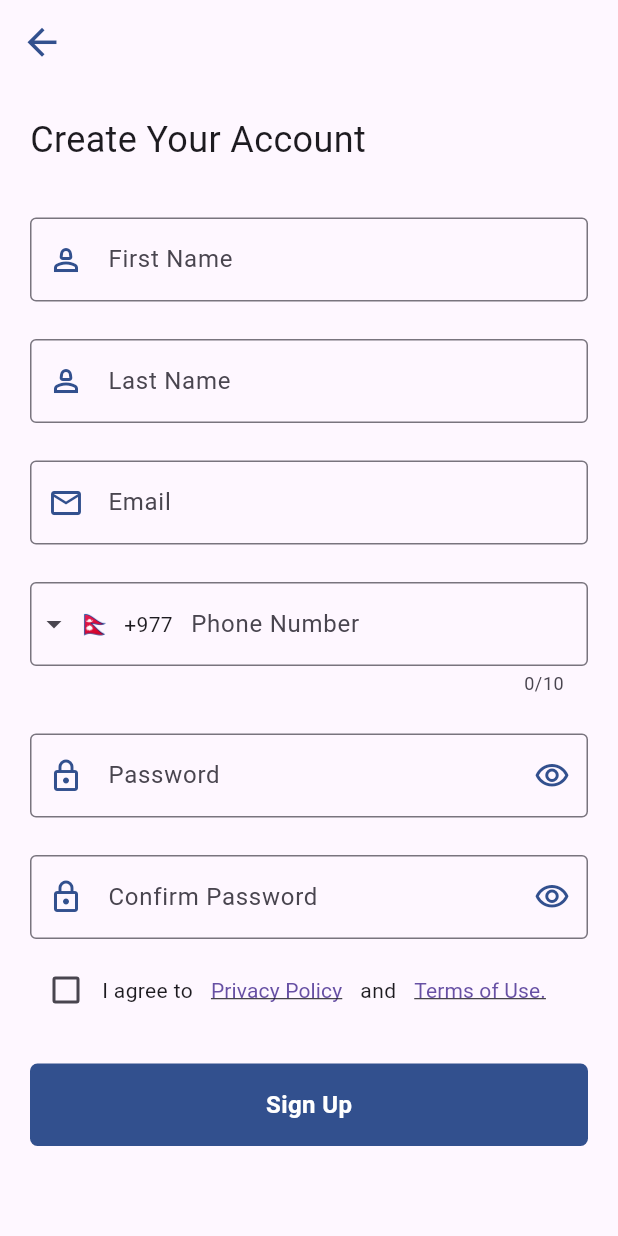
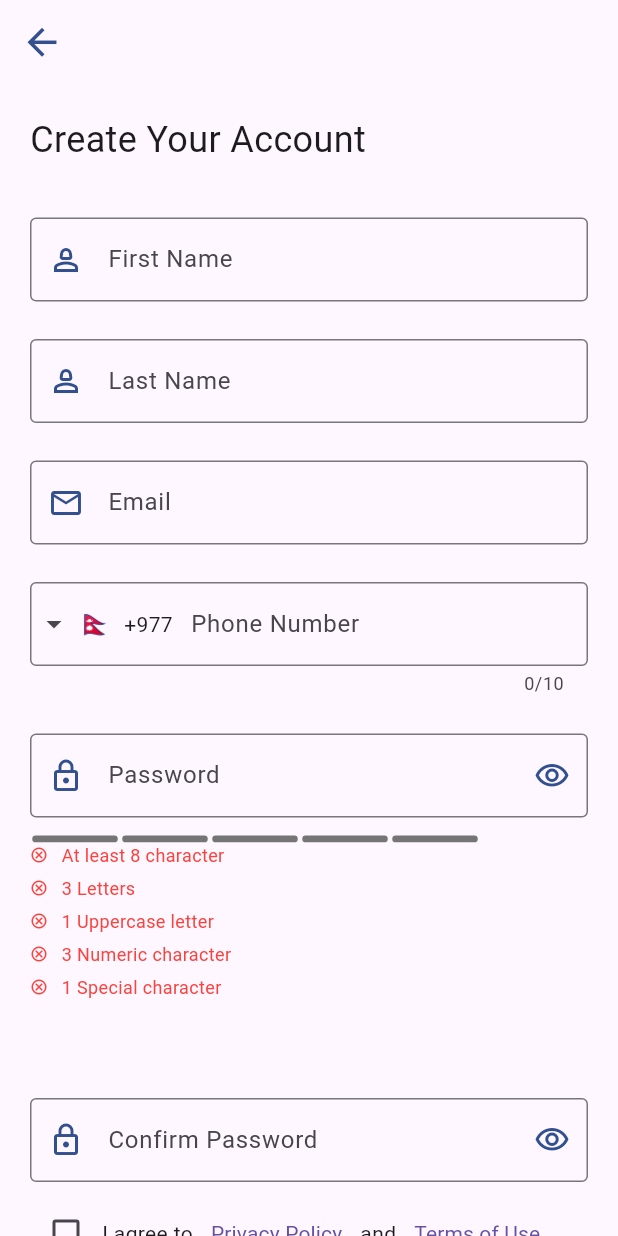
Before and after one commit to sujan-ss/CrimeReportingAndCommunitySafety-SurakshaSathi-, a Flutter app: the SignUpPage screen opened directly, on a phone screen of 412 x 824 dp. Run offline on Flutter 3.47's test engine with Material 3 defaults, Android fonts, the phone set to English and light mode, and no system bars; drawn by our look-alikes of flutter_pw_validator, intl_phone_field; our stand-ins replace google_maps_flutter, image_picker, jwt_decoder, shared_preferences; accounts and stored records are empty.

Commit message:
Corrected the validation and exception handling in signUp page

```diff
--- a/lib/Login Signup Page/config.dart
+++ b/lib/Login Signup Page/config.dart
@@ -1,3 +1,4 @@
-const url = 'http://192.168.1.5:3000/';
+const url = 'http://192.168.1.4:3000/';
+
 const registration = "${url}registration";
 const login = "${url}login";
--- a/lib/Login Signup Page/signup.dart
+++ b/lib/Login Signup Page/signup.dart
@@ -1,7 +1,9 @@
 // ignore_for_file: no_leading_underscores_for_local_identifiers, prefer_const_constructors, prefer_const_literals_to_create_immutables, avoid_print, prefer_interpolation_to_compose_strings, use_build_context_synchronously
 
 import 'dart:convert';
+
 import 'package:flutter/material.dart';
+import 'package:flutter_pw_validator/flutter_pw_validator.dart';
 import 'package:intl_phone_field/intl_phone_field.dart';
 import 'package:suraksha_saathi/Login%20Signup%20Page/config.dart';
 import 'package:suraksha_saathi/Login%20Signup%20Page/login_signin_screen.dart';
@@ -29,6 +31,7 @@ class _SignUpPage extends State<SignUpPage> {
   bool confpassToggle = true;
   bool isChecked = false;
   bool _autoValidate = false;
+  bool ischeck = false;
   // File? _photoImage;
   // File? _passportImage;
   // String buttonText1 = 'Photo';
@@ -49,6 +52,7 @@ class _SignUpPage extends State<SignUpPage> {
   // }
 
   Future<void> registerUser() async {
+    try {
       if (fNameController.text.isNotEmpty &&
           lNameController.text.isNotEmpty &&
           emailController.text.isNotEmpty &&
@@ -93,6 +97,15 @@ class _SignUpPage extends State<SignUpPage> {
           _autoValidate = true;
         });
       }
+    } catch (e) {
+      // Handle exceptions here
+      print('Exception occurred: $e');
+      ScaffoldMessenger.of(context).showSnackBar(
+        SnackBar(
+          content: Text('An error occurred. Please try again later.'),
+        ),
+      );
+    }
   }
 
   @override
@@ -133,11 +146,19 @@ class _SignUpPage extends State<SignUpPage> {
                   keyboardType: TextInputType.text,
                   controller: fNameController,
                   decoration: InputDecoration(
+                    focusedBorder: OutlineInputBorder(
+                      borderSide: BorderSide(
+                        color: Color(0xFF32508E),
+                        width: 2,
+                      ),
+                      borderRadius: BorderRadius.circular(5),
+                    ),
                     labelText: "First Name",
                     border: OutlineInputBorder(),
                     prefixIcon:
                         Icon(Icons.person_2_outlined, color: Color(0xFF32508E)),
                   ),
+                  textCapitalization: TextCapitalization.words,
                   validator: (value) {
                     if (value!.isEmpty) {
                       return "Enter First Name";
@@ -152,11 +173,19 @@ class _SignUpPage extends State<SignUpPage> {
                   keyboardType: TextInputType.text,
                   controller: lNameController,
                   decoration: InputDecoration(
+                    focusedBorder: OutlineInputBorder(
+                      borderSide: BorderSide(
+                        color: Color(0xFF32508E),
+                        width: 2,
+                      ),
+                      borderRadius: BorderRadius.circular(5),
+                    ),
                     labelText: "Last Name",
                     border: OutlineInputBorder(),
                     prefixIcon:
                         Icon(Icons.person_2_outlined, color: Color(0xFF32508E)),
                   ),
+                  textCapitalization: TextCapitalization.words,
                   validator: (value) {
                     if (value!.isEmpty) {
                       return "Enter Last Name";
@@ -171,6 +200,13 @@ class _SignUpPage extends State<SignUpPage> {
                   keyboardType: TextInputType.emailAddress,
                   controller: emailController,
                   decoration: InputDecoration(
+                    focusedBorder: OutlineInputBorder(
+                      borderSide: BorderSide(
+                        color: Color(0xFF32508E),
+                        width: 2,
+                      ),
+                      borderRadius: BorderRadius.circular(5),
+                    ),
                     labelText: "Email",
                     border: OutlineInputBorder(),
                     prefixIcon:
@@ -178,7 +214,7 @@ class _SignUpPage extends State<SignUpPage> {
                   ),
                   validator: (value) {
                     bool emailValid = RegExp(
-                            r"^[a-zA-Z0-9._%+-]+@(?:gmail|hotmail|yahoo|outlook)\.(?:com|net|org|edu|gov|co\.uk|ca|info|biz)$")
+                            r"^[a-zA-Z0-9._%+-]+@(?:gmail|hotmail|yahoo|outlook)\.(?:com)$")
                         .hasMatch(value!);
 
                     if (value.isEmpty) {
@@ -194,6 +230,13 @@ class _SignUpPage extends State<SignUpPage> {
                   keyboardType: TextInputType.phone,
                   controller: phoneController,
                   decoration: InputDecoration(
+                    focusedBorder: OutlineInputBorder(
+                      borderSide: BorderSide(
+                        color: Color(0xFF32508E),
+                        width: 2,
+                      ),
+                      borderRadius: BorderRadius.circular(5),
+                    ),
                     labelText: "Phone Number",
                     border: OutlineInputBorder(borderSide: BorderSide()),
                   ),
@@ -203,6 +246,15 @@ class _SignUpPage extends State<SignUpPage> {
                   },
                   onCountryChanged: (country) {
                     // Handle country change if needed
+                  },
+                  validator: (phone) {
+                    if (phone == null || !phone.completeNumber.isNotEmpty) {
+                      return 'Please enter a valid phone number';
+                    } else if (phoneController.text
+                        .contains(RegExp(r'[!@#$%^&*(),.?":{}|<>]'))) {
+                      return 'Phone number should not contain special symbols';
+                    }
+                    return null;
                   },
                 ),
                 // SizedBox(height: 25),
@@ -335,8 +387,15 @@ class _SignUpPage extends State<SignUpPage> {
                 TextFormField(
                   keyboardType: TextInputType.emailAddress,
                   controller: passwordController,
-                  obscureText: passToggle,
+                  obscureText: confpassToggle,
                   decoration: InputDecoration(
+                    focusedBorder: OutlineInputBorder(
+                      borderSide: BorderSide(
+                        color: Color(0xFF32508E),
+                        width: 2,
+                      ),
+                      borderRadius: BorderRadius.circular(5),
+                    ),
                     labelText: "Password",
                     border: OutlineInputBorder(),
                     prefixIcon:
@@ -344,46 +403,46 @@ class _SignUpPage extends State<SignUpPage> {
                     suffixIcon: InkWell(
                       onTap: () {
                         setState(() {
-                          passToggle = !passToggle;
+                          confpassToggle = !confpassToggle;
                         });
                       },
                       child: Icon(
-                        passToggle
+                        confpassToggle
                             ? Icons.visibility_outlined
                             : Icons.visibility_off_outlined,
                         color: Color(0xFF32508E),
                       ),
                     ),
                   ),
-                  // validator: (value) {
-                  //   if (value!.isEmpty) {
-                  //     return 'Please enter a password';
-                  //   }
-                  //   if (value.length < 10) {
-                  //     return 'Password must be at least 10 characters long';
-                  //   }
-                  //   if (!value.contains(RegExp(r'[A-Z]'))) {
-                  //     return 'Password must contain at least one uppercase letter';
-                  //   }
-                  //   if (!value.contains(RegExp(r'[a-z]'))) {
-                  //     return 'Password must contain at least one lowercase letter';
-                  //   }
-                  //   if (!value.contains(RegExp(r'[0-9]'))) {
-                  //     return 'Password must contain at least one digit';
-                  //   }
-                  //   // Add more conditions as needed
-                  //   return null; // Return null if the validation passes
-                  // },
+                  style: TextStyle(color: Colors.black), // Apply style here
+                ),
 
-                  validator: (value) {
-                    if (value!.isEmpty) {
-                      return "Enter Password";
-                    } else if (passwordController.text.length < 10) {
-                      return "Password length must be at least 10 characters";
-                    }
-                    return null;
+                const SizedBox(
+                  height: 12,
+                ),
+                FlutterPwValidator(
+                  defaultColor: Colors.grey.shade600,
+                  controller: passwordController,
+                  successColor: Colors.green.shade700,
+                  minLength: 8,
+                  uppercaseCharCount: 1,
+                  numericCharCount: 3,
+                  specialCharCount: 1,
+                  normalCharCount: 3,
+                  width: 300,
+                  height: 150,
+                  onSuccess: () {
+                    setState(() {
+                      isChecked = true;
+                    });
+                  },
+                  onFail: () {
+                    setState(() {
+                      isChecked = false;
+                    });
                   },
                 ),
+
                 SizedBox(height: 25),
                 TextFormField(
                   keyboardType: TextInputType.emailAddress,
@@ -392,6 +451,13 @@ class _SignUpPage extends State<SignUpPage> {
                   obscureText:
                       confpassToggle, // Use confpassToggle for confirm password
                   decoration: InputDecoration(
+                    focusedBorder: OutlineInputBorder(
+                      borderSide: BorderSide(
+                        color: Color(0xFF32508E),
+                        width: 2,
+                      ),
+                      borderRadius: BorderRadius.circular(5),
+                    ),
                     labelText: "Confirm Password",
                     border: OutlineInputBorder(),
                     prefixIcon:
@@ -424,10 +490,10 @@ class _SignUpPage extends State<SignUpPage> {
                 Row(
                   children: [
                     Checkbox(
-                      value: isChecked,
+                      value: ischeck,
                       onChanged: (bool? newValue) {
                         setState(() {
-                          isChecked = newValue!;
+                          ischeck = newValue!;
                         });
                       },
                     ),
@@ -475,7 +541,7 @@ class _SignUpPage extends State<SignUpPage> {
                 InkWell(
                     onTap: () {
                       // Check if the checkbox is checked and form validation passes
-                      if (isChecked &&
+                      if (ischeck &&
                           (_formKey.currentState?.validate() ?? false)) {
                         // Proceed with signup logic
                         setState(() {
--- a/pubspec.yaml
+++ b/pubspec.yaml
@@ -46,6 +46,7 @@ dependencies:
   # rules and activating additional ones.
   flutter_lints: ^2.0.0
   google_maps_flutter: ^2.2.8
+  flutter_pw_validator: ^1.6.0
 
 # For information on the generic Dart part of this file, see the
 # following page: https://dart.dev/tools/pub/pubspec
```
Also changed, not shown: lib/Login Signup Page/login.dart (+14 -0 lines), pubspec.lock. Lines whose indentation alone changed are shown as unchanged.
